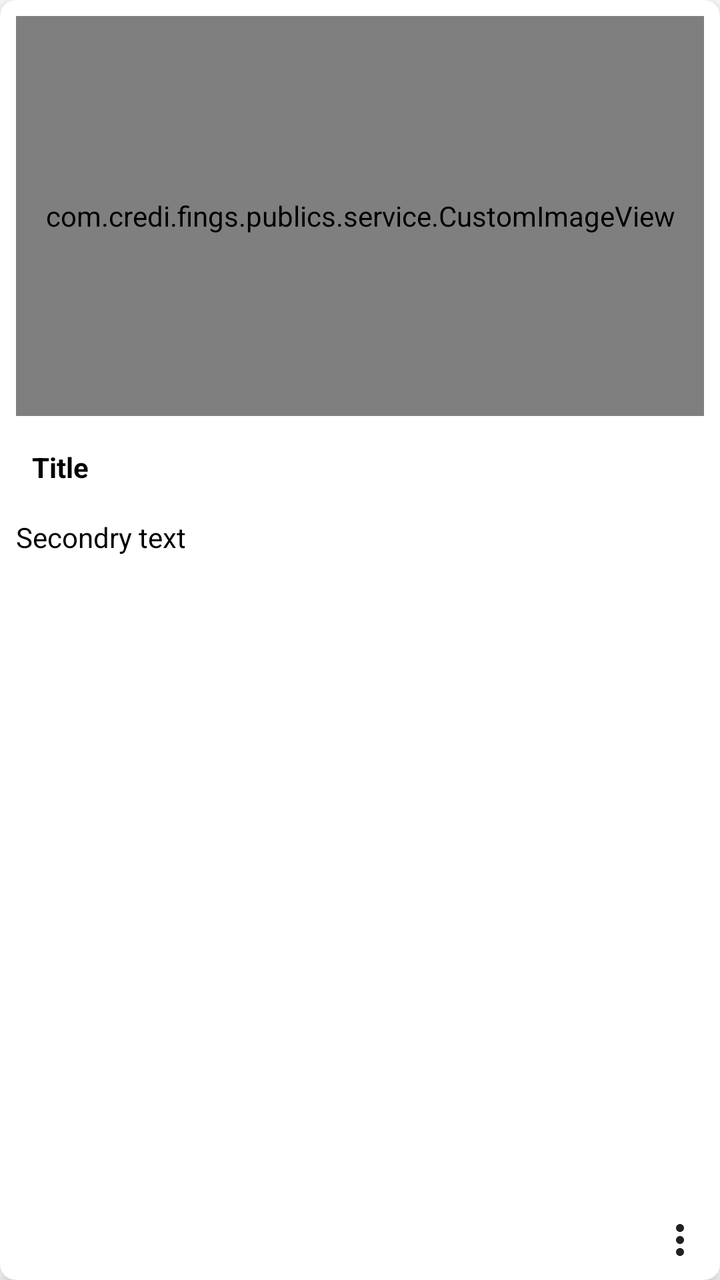
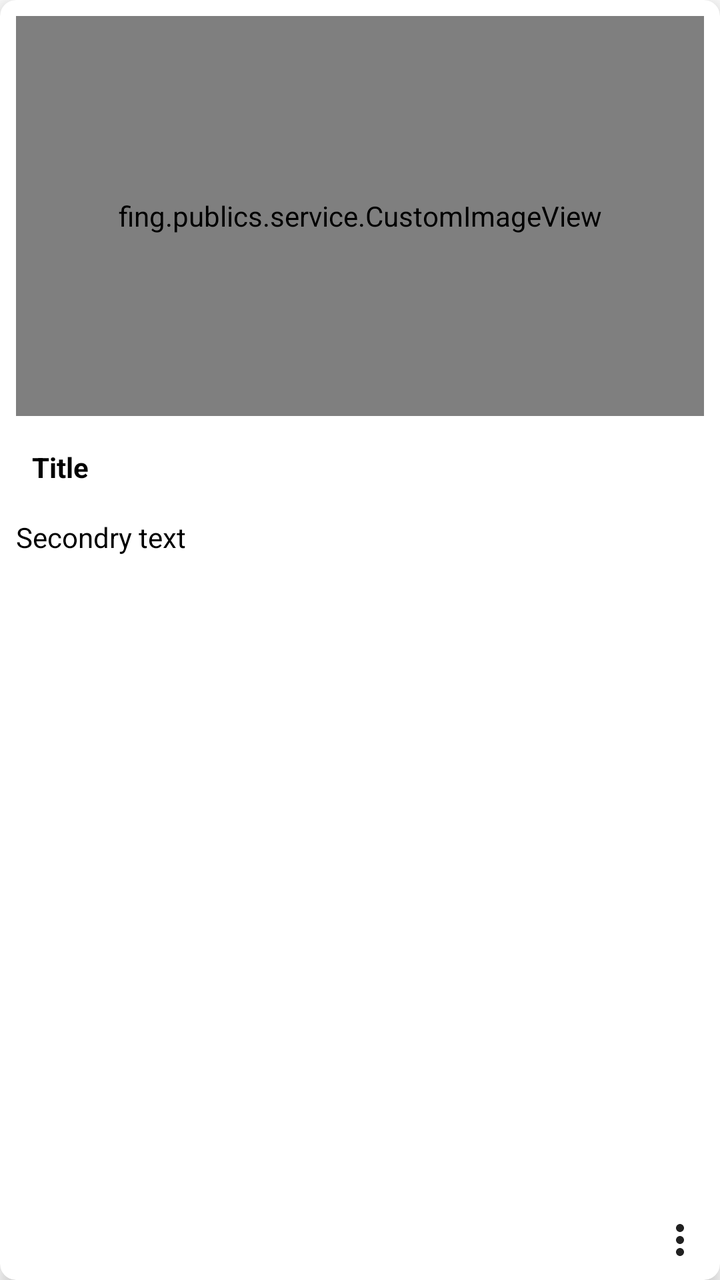

Screens rendered from an Android XML layout before and after an edit, with the pre-edit source and the edit as a unified diff.
<!-- AndroidManifest.xml: application theme AppTheme -->
<!-- res/layout/card_image_verti_row.xml -->
<?xml version="1.0" encoding="utf-8"?>
<com.google.android.material.card.MaterialCardView
    xmlns:android="http://schemas.android.com/apk/res/android"
    xmlns:app="http://schemas.android.com/apk/res-auto"
    android:layout_margin="8dp"
    app:cardElevation="6dp"
    app:cardCornerRadius="8dp"
    android:layout_width="match_parent"
    android:layout_height="wrap_content">
    <androidx.coordinatorlayout.widget.CoordinatorLayout
        android:layout_width="match_parent"
        android:layout_height="match_parent">
        <LinearLayout
            android:layout_width="match_parent"
            android:orientation="vertical"
            android:layout_height="match_parent">
                <LinearLayout
                    android:layout_width="match_parent"
                    android:orientation="vertical"
                    android:layout_marginTop="8dp"
                    android:paddingHorizontal="8dp"
                    android:layout_height="wrap_content">
                    <androidx.coordinatorlayout.widget.CoordinatorLayout
                        android:layout_width="match_parent"
                        android:layout_height="match_parent">
                        <com.credi.fings.publics.service.CustomImageView
                            android:id="@+id/custom_image"
                            android:layout_width="match_parent"
                            android:layout_height="200dp"
                            android:background="@color/white" />
                        <com.credi.fings.publics.service.CustomVideoView
                            android:id="@+id/custom_video"
                            android:layout_width="match_parent"
                            android:visibility="gone"
                            android:layout_height="200dp"
                            android:background="@color/white" />
                        <View
                            android:layout_width="match_parent"
                            android:background="@color/black_transparant"
                            android:gravity="center"
                            android:visibility="gone"
                            android:elevation="500dp"
                            android:id="@+id/vi"
                            android:orientation="vertical"
                            android:layout_height="200dp">

                        </View>
                        <TextView
                            android:layout_width="wrap_content"
                            android:layout_gravity="center"
                            android:text="Sélectionner le fichier"
                            android:textSize="17dp"
                            android:id="@+id/vis"
                            android:visibility="gone"
                            android:textStyle="bold"
                            android:drawableLeft="@drawable/baseline_attach_file_24"
                            android:layout_height="wrap_content">

                        </TextView>
                        <ImageView
                            android:layout_width="wrap_content"
                            android:id="@+id/video_icone"
                            android:src="@drawable/ic_menu_slideshow"
                            android:layout_gravity="center"
                            app:tint="@color/textColor"
                            android:visibility="gone"
                            android:layout_margin="@dimen/fab_margin"
                            android:layout_height="wrap_content">

                        </ImageView>
                    </androidx.coordinatorlayout.widget.CoordinatorLayout>

                </LinearLayout>
                <de.hdodenhof.circleimageview.CircleImageView
                    android:layout_width="match_parent"
                    android:src="@drawable/user"
                    android:id="@+id/circ_img"
                    android:visibility="gone"
                    app:civ_border_color="@color/colorAccent"
                    app:civ_border_width="1dp"
                    android:layout_margin="5dp"
                    android:layout_height="150dp">
                </de.hdodenhof.circleimageview.CircleImageView>
            <LinearLayout
                android:layout_width="match_parent"
                android:orientation="horizontal"
                android:layout_height="wrap_content">
                <ImageView
                    android:layout_width="60dp"
                    android:layout_gravity="right|bottom"
                    android:id="@+id/im"
                    android:visibility="gone"
                    android:layout_margin="4dp"
                    android:layout_height="match_parent">
                </ImageView>
                <LinearLayout
                    android:layout_width="match_parent"
                    android:orientation="vertical"
                    android:padding="8dp"
                    android:layout_height="match_parent">
                    <TextView
                        android:layout_width="match_parent"
                        android:id="@+id/title"
                        android:textStyle="bold"
                        android:layout_marginVertical="8dp"
                        android:layout_marginLeft="8dp"
                        android:text="Title"
                        android:layout_height="wrap_content">
                    </TextView>
                    <TextView
                        android:layout_width="match_parent"
                        android:id="@+id/secondre"
                        android:textStyle="normal"
                        android:layout_marginTop="8dp"
                        android:text="Secondry text"
                        android:layout_height="wrap_content">
                    </TextView>
                    <com.google.android.material.textfield.TextInputLayout
                        android:id="@+id/textField"
                        android:visibility="gone"
                        android:layout_width="match_parent"
                        android:hint="Designation du document"
                        app:hintEnabled="true"
                        app:boxBackgroundColor="@color/white"
                        android:layout_height="wrap_content">

                        <com.google.android.material.textfield.TextInputEditText
                            android:layout_width="match_parent"
                            android:id="@+id/id"
                            android:layout_height="wrap_content"
                            />
                    </com.google.android.material.textfield.TextInputLayout>
                </LinearLayout>
            </LinearLayout>
        </LinearLayout>
        <ImageView
            android:layout_width="wrap_content"
            android:src="@drawable/ic_mort_noir"
            android:layout_gravity="right|bottom"
            android:id="@+id/ic_mort"
            android:visibility="visible"
            android:layout_margin="8dp"
            android:layout_height="wrap_content">
        </ImageView>

        <ProgressBar
            android:layout_width="30dp"
            android:layout_gravity="top|right"
            android:id="@+id/pbc"
            android:visibility="gone"
            android:layout_margin="5dp"
            android:layout_height="30dp">
        </ProgressBar>
        <ImageView
            android:id="@+id/not_sente"
            android:layout_width="16dp"
            android:visibility="gone"
            android:layout_height="16dp"
            android:layout_gravity="bottom|right"
            android:layout_margin="6dp"
            android:elevation="5dp"
            android:src="@drawable/ic_note_sent">
        </ImageView>

    </androidx.coordinatorlayout.widget.CoordinatorLayout>
</com.google.android.material.card.MaterialCardView>
<!-- resources referenced by this layout -->
<resources>
  <color name="black_transparant">#33000000</color>
  <color name="colorAccent">#C06515 </color>
  <color name="textColor">#2B2A2A</color>
  <color name="white">#FFFFFFFF</color>
  <dimen name="fab_margin">16dp</dimen>
  <!-- drawable baseline_attach_file_24 (drawable) -->
  <vector android:height="24dp" android:tint="@color/colorBlack"
      android:viewportHeight="24" android:viewportWidth="24"
      android:width="24dp" xmlns:android="http://schemas.android.com/apk/res/android">
      <path android:fillColor="@android:color/white" android:pathData="M16.5,6v11.5c0,2.21 -1.79,4 -4,4s-4,-1.79 -4,-4V5c0,-1.38 1.12,-2.5 2.5,-2.5s2.5,1.12 2.5,2.5v10.5c0,0.55 -0.45,1 -1,1s-1,-0.45 -1,-1V6H10v9.5c0,1.38 1.12,2.5 2.5,2.5s2.5,-1.12 2.5,-2.5V5c0,-2.21 -1.79,-4 -4,-4S7,2.79 7,5v12.5c0,3.04 2.46,5.5 5.5,5.5s5.5,-2.46 5.5,-5.5V6h-1.5z"/>
  </vector>
  <!-- drawable ic_menu_slideshow (drawable) -->
  <vector xmlns:android="http://schemas.android.com/apk/res/android"
      android:width="24dp"
      android:height="24dp"
      android:viewportWidth="24.0"
      android:viewportHeight="24.0">
      <path
          android:fillColor="#FF000000"
          android:pathData="M4,6H2v14c0,1.1 0.9,2 2,2h14v-2H4V6zm16,-4H8c-1.1,0 -2,0.9 -2,2v12c0,1.1 0.9,2 2,2h12c1.1,0 2,-0.9 2,-2V4c0,-1.1 -0.9,-2 -2,-2zm-8,12.5v-9l6,4.5 -6,4.5z" />
  </vector>
  <!-- drawable ic_mort_noir (drawable) -->
  <vector android:height="24dp" android:tint="@color/colorBlack"
      android:viewportHeight="24.0" android:viewportWidth="24.0"
      android:width="24dp" xmlns:android="http://schemas.android.com/apk/res/android">
      <path android:fillColor="#FF000000" android:pathData="M12,8c1.1,0 2,-0.9 2,-2s-0.9,-2 -2,-2 -2,0.9 -2,2 0.9,2 2,2zM12,10c-1.1,0 -2,0.9 -2,2s0.9,2 2,2 2,-0.9 2,-2 -0.9,-2 -2,-2zM12,16c-1.1,0 -2,0.9 -2,2s0.9,2 2,2 2,-0.9 2,-2 -0.9,-2 -2,-2z"/>
  </vector>
  <!-- drawable ic_note_sent (drawable) -->
  <vector android:height="24dp" android:tint="@color/colorAccent"
      android:viewportHeight="24.0" android:viewportWidth="24.0"
      android:width="24dp" xmlns:android="http://schemas.android.com/apk/res/android">
      <path android:fillColor="#FF000000" android:pathData="M12,2C6.48,2 2,6.48 2,12s4.48,10 10,10 10,-4.48 10,-10S17.52,2 12,2zM12,20c-4.42,0 -8,-3.58 -8,-8 0,-1.85 0.63,-3.55 1.69,-4.9L16.9,18.31C15.55,19.37 13.85,20 12,20zM18.31,16.9L7.1,5.69C8.45,4.63 10.15,4 12,4c4.42,0 8,3.58 8,8 0,1.85 -0.63,3.55 -1.69,4.9z"/>
  </vector>
  <!-- drawable user: webp bitmap (drawable, 19644 bytes) -->
  <style name="AppTheme" parent="Theme.MaterialComponents.Light.NoActionBar">
          <item name="colorPrimary">@color/colorPrimary</item>
          <item name="colorPrimaryDark">@color/colorPrimaryDark</item>
          <item name="android:textStyle">normal</item>
          <item name="android:textColor">@color/black</item>
          <item name="colorAccent">@color/colorAccent</item>
          <item name="windowNoTitle">true</item>
          <item name="fontFamily">@font/poppins_regular</item>
          <item name="android:windowLightNavigationBar" tools:ignore="NewApi">true</item>
          <item name="android:navigationBarColor" tools:targetApi="lollipop">
              @color/navigationBarColor
          </item>
      </style>
  <color name="colorBlack">#212121</color>
  <color name="colorPrimary">#1565C0</color>
  <color name="colorPrimaryDark">#003C8F</color>
  <color name="black">#FF000000</color>
  <color name="navigationBarColor">@color/colorPrimaryDark</color>
</resources>

<!-- the commit's change to res/layout/card_image_verti_row.xml (unified diff, before → after) -->
@@ -23,12 +23,12 @@
                     <androidx.coordinatorlayout.widget.CoordinatorLayout
                         android:layout_width="match_parent"
                         android:layout_height="match_parent">
-                        <com.credi.fings.publics.service.CustomImageView
+                        <fing.publics.service.CustomImageView
                             android:id="@+id/custom_image"
                             android:layout_width="match_parent"
                             android:layout_height="200dp"
                             android:background="@color/white" />
-                        <com.credi.fings.publics.service.CustomVideoView
+                        <fing.publics.service.CustomVideoView
                             android:id="@+id/custom_video"
                             android:layout_width="match_parent"
                             android:visibility="gone"
